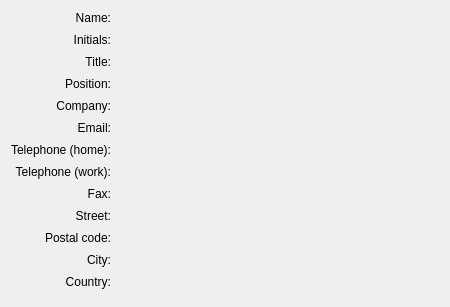
Old version of the form libs/widgets/koDocumentInfoAuthorWidget.ui in the repository KDE/calligra.
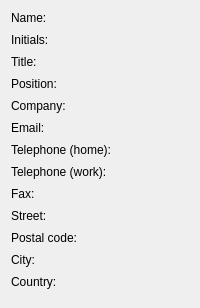
New version of the form.

Commit message:
Modernize KoDocumentInfoDlg
- Use unique_ptr
- Use QFormLayout
- Add placeholder
- Port away from foreach
- Add some missing translations

```diff
--- a/libs/widgets/koDocumentInfoAuthorWidget.ui
+++ b/libs/widgets/koDocumentInfoAuthorWidget.ui
@@ -2,15 +2,9 @@
 <ui version="4.0">
  <class>KoDocumentInfoAuthorWidget</class>
  <widget class="QWidget" name="KoDocumentInfoAuthorWidget">
-  <property name="geometry">
-   <rect>
-    <x>0</x>
-    <y>0</y>
-    <width>450</width>
-    <height>307</height>
-   </rect>
-  </property>
-  <layout class="QGridLayout" name="gridLayout">
+  <layout class="QHBoxLayout" name="mainLayout">
+   <item>
+    <layout class="QFormLayout">
    <property name="verticalSpacing">
     <number>8</number>
    </property>
@@ -19,83 +13,46 @@
      <property name="text">
       <string>Name:</string>
      </property>
-     <property name="alignment">
-      <set>Qt::AlignRight|Qt::AlignTrailing|Qt::AlignVCenter</set>
-     </property>
     </widget>
    </item>
    <item row="0" column="2">
-    <widget class="QLabel" name="fullName">
-     <property name="text">
-      <string/>
-     </property>
-    </widget>
+      <widget class="QLabel" name="fullName" />
    </item>
    <item row="1" column="0">
     <widget class="QLabel" name="lblInitialsDesc">
      <property name="text">
       <string>Initials:</string>
      </property>
-     <property name="alignment">
-      <set>Qt::AlignRight|Qt::AlignTrailing|Qt::AlignVCenter</set>
-     </property>
     </widget>
    </item>
    <item row="1" column="2">
-    <widget class="QLabel" name="initials">
-     <property name="sizePolicy">
-      <sizepolicy hsizetype="Expanding" vsizetype="Preferred">
-       <horstretch>0</horstretch>
-       <verstretch>0</verstretch>
-      </sizepolicy>
-     </property>
-     <property name="text">
-      <string/>
-     </property>
-    </widget>
+      <widget class="QLabel" name="initials" />
    </item>
    <item row="2" column="0">
     <widget class="QLabel" name="lblTitleDesc">
      <property name="text">
       <string>Title:</string>
      </property>
-     <property name="alignment">
-      <set>Qt::AlignRight|Qt::AlignTrailing|Qt::AlignVCenter</set>
-     </property>
     </widget>
    </item>
    <item row="2" column="2">
-    <widget class="QLabel" name="title">
-     <property name="text">
-      <string/>
-     </property>
-    </widget>
+      <widget class="QLabel" name="title" />
    </item>
    <item row="3" column="0">
     <widget class="QLabel" name="lblPositionDesc">
      <property name="text">
       <string>Position:</string>
      </property>
-     <property name="alignment">
-      <set>Qt::AlignRight|Qt::AlignTrailing|Qt::AlignVCenter</set>
-     </property>
     </widget>
    </item>
    <item row="3" column="2">
-    <widget class="QLabel" name="position">
-     <property name="text">
-      <string/>
-     </property>
-    </widget>
+      <widget class="QLabel" name="position" />
    </item>
    <item row="4" column="0">
     <widget class="QLabel" name="lblCompanyDesc">
      <property name="text">
       <string>Company:</string>
      </property>
-     <property name="alignment">
-      <set>Qt::AlignRight|Qt::AlignTrailing|Qt::AlignVCenter</set>
-     </property>
     </widget>
    </item>
    <item row="5" column="0">
@@ -103,9 +60,6 @@
      <property name="text">
       <string>Email:</string>
      </property>
-     <property name="alignment">
-      <set>Qt::AlignRight|Qt::AlignTrailing|Qt::AlignVCenter</set>
-     </property>
     </widget>
    </item>
    <item row="6" column="0">
@@ -123,9 +77,6 @@
      <property name="text">
       <string>Telephone (work):</string>
      </property>
-     <property name="alignment">
-      <set>Qt::AlignRight|Qt::AlignTrailing|Qt::AlignVCenter</set>
-     </property>
     </widget>
    </item>
    <item row="8" column="0">
@@ -133,9 +84,6 @@
      <property name="text">
       <string>Fax:</string>
      </property>
-     <property name="alignment">
-      <set>Qt::AlignRight|Qt::AlignTrailing|Qt::AlignVCenter</set>
-     </property>
     </widget>
    </item>
    <item row="9" column="0">
@@ -143,9 +91,6 @@
      <property name="text">
       <string>Street:</string>
      </property>
-     <property name="alignment">
-      <set>Qt::AlignRight|Qt::AlignTrailing|Qt::AlignVCenter</set>
-     </property>
     </widget>
    </item>
    <item row="10" column="0">
@@ -153,9 +98,6 @@
      <property name="text">
       <string>Postal code:</string>
      </property>
-     <property name="alignment">
-      <set>Qt::AlignRight|Qt::AlignTrailing|Qt::AlignVCenter</set>
-     </property>
     </widget>
    </item>
    <item row="11" column="0">
@@ -163,9 +105,6 @@
      <property name="text">
       <string>City:</string>
      </property>
-     <property name="alignment">
-      <set>Qt::AlignRight|Qt::AlignTrailing|Qt::AlignVCenter</set>
-     </property>
     </widget>
    </item>
    <item row="12" column="0">
@@ -173,9 +112,6 @@
      <property name="text">
       <string>Country:</string>
      </property>
-     <property name="alignment">
-      <set>Qt::AlignRight|Qt::AlignTrailing|Qt::AlignVCenter</set>
-     </property>
     </widget>
    </item>
    <item row="13" column="2">
@@ -253,6 +189,8 @@
       <string/>
      </property>
     </widget>
+     </item>
+    </layout>
    </item>
   </layout>
  </widget>
```
Left out of the diff: 3 changed lines with no effect on the pictures. Lines whose indentation alone changed are shown as unchanged. The commit also changes 2 other files.
